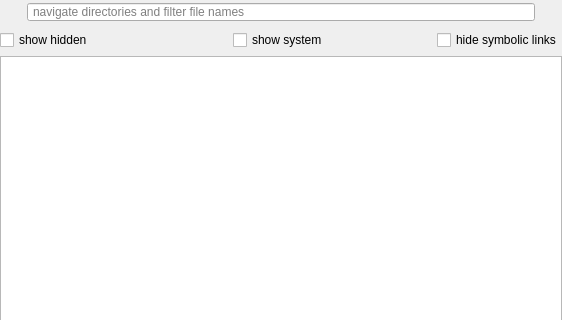
Qt form forms/filepicker.ui (Tarsnap/tarsnap-gui) before a commit; both pictures show x 0 to 562 and y 0 to 320 of the 562 by 549 pixel window.
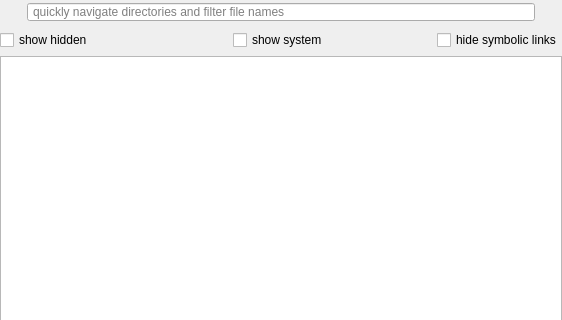
The same form after that commit. Icons and pictures are not drawn.

Commit message: File Picker helper text adjustments.

```diff
--- a/forms/filepicker.ui
+++ b/forms/filepicker.ui
@@ -102,7 +102,7 @@
 }</string>
         </property>
         <property name="placeholderText">
-         <string>navigate directories and filter file names</string>
+         <string>quickly navigate directories and filter file names</string>
         </property>
         <property name="clearButtonEnabled">
          <bool>true</bool>
```
Left out of the diff: 2 changed lines with no effect on the pictures.
